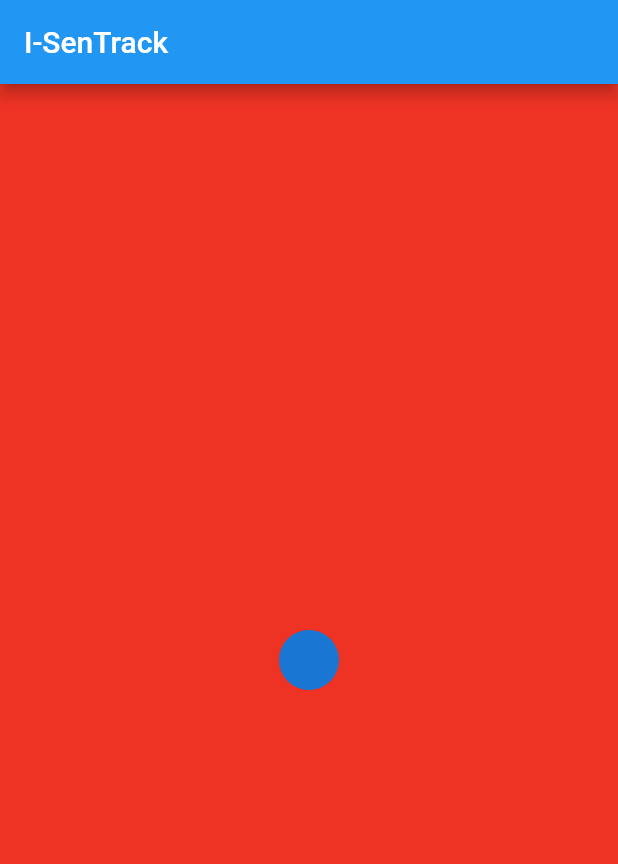
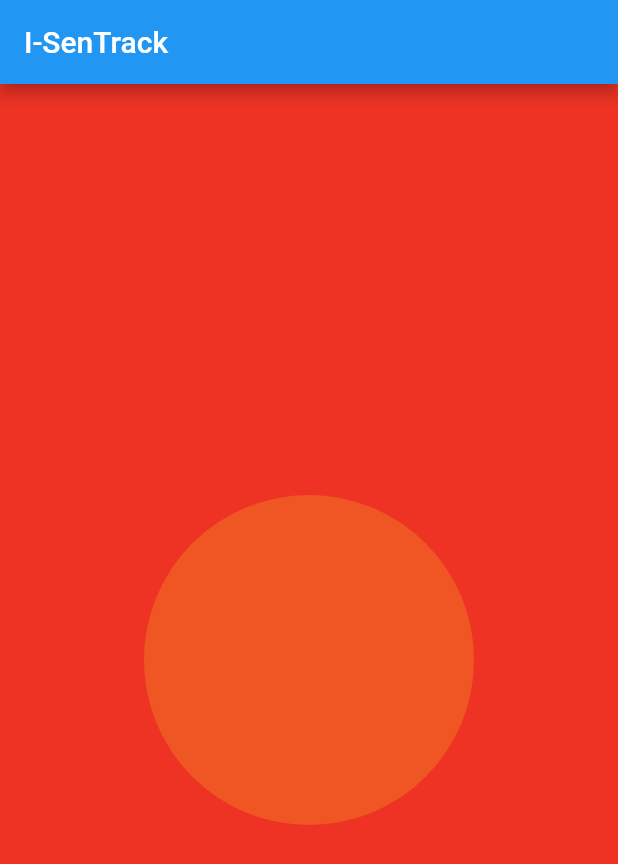
Before and after one commit to SuperCoderTech/i_SenTrack, a Flutter app: the screen it shows after launch, on a phone screen of 412 x 824 dp. Shown: the top 864 px of the screen. Run offline on Flutter 3.47's test engine with Material 2 defaults, Android fonts, the phone set to English and light mode, and no system bars; our stand-ins replace geolocator, shared_preferences.

```diff
--- a/lib/screens/home.dart
+++ b/lib/screens/home.dart
@@ -33,7 +33,7 @@ class _HomeState extends State<Home> {
           height: double.infinity,
           decoration: BoxDecoration(color: Color(0xFFee3324)),
           child: Column(mainAxisAlignment: MainAxisAlignment.center, crossAxisAlignment: CrossAxisAlignment.center, children: [
-            CircleAvatar()
+            CircleAvatar(backgroundColor: Color(0xFFf05624), radius: 110)
           ])),
     );
   }
```
Also changed, not shown: 1 other file.
